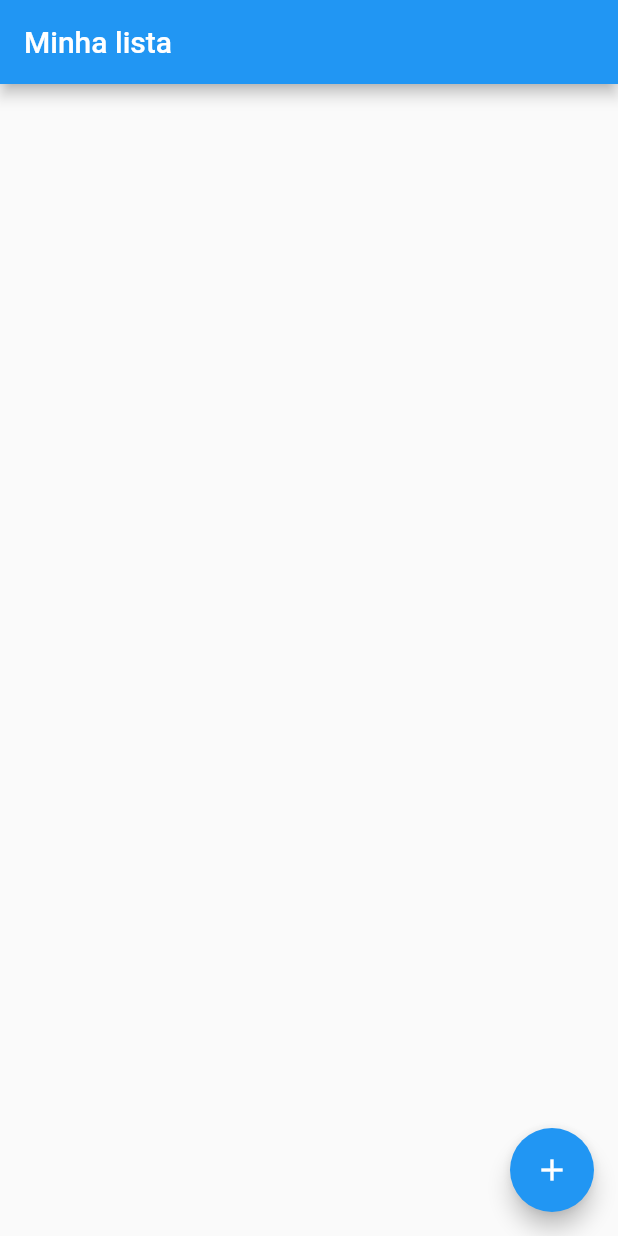
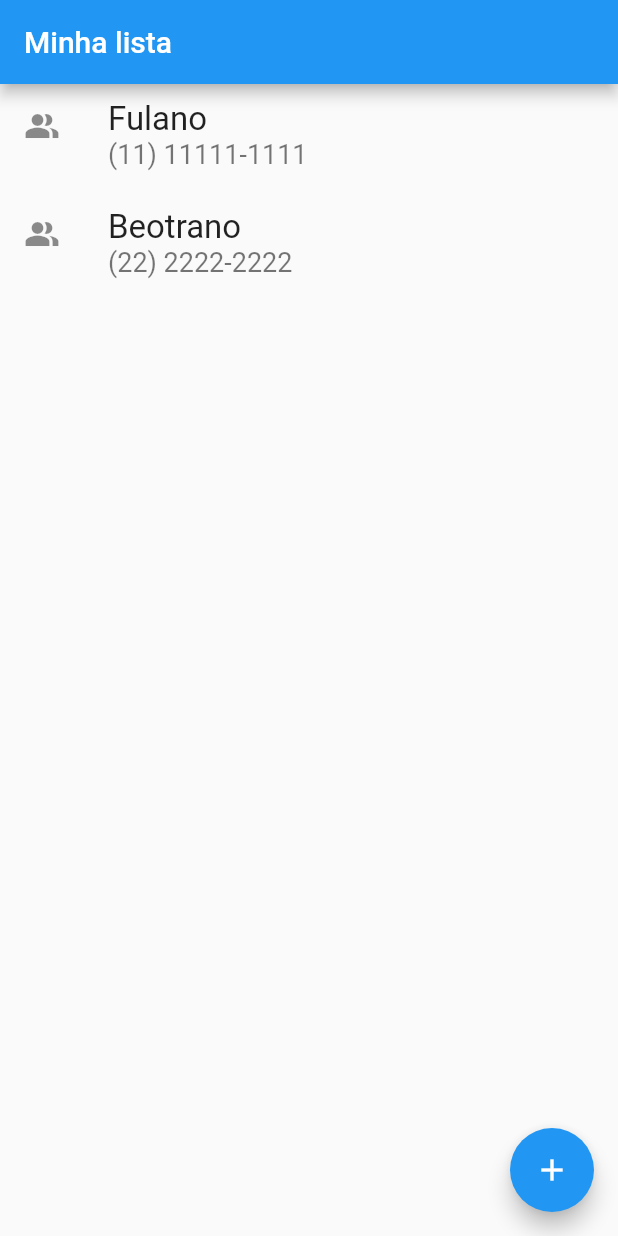
Before and after one commit to 54cr4m3n70/ListaWhatsApp, a Flutter app: the screen it shows after launch, on a phone screen of 412 x 824 dp. Run offline on Flutter 3.47's test engine with Material 2 defaults, Android fonts, the phone set to English and light mode, and no system bars.

Commit message:
adicionada o ListTileCustomWidget

```diff
--- a/lib/app.dart
+++ b/lib/app.dart
@@ -6,6 +6,9 @@ class App extends StatelessWidget {
   @override
   Widget build(BuildContext context) {
     return MaterialApp(
+      theme: ThemeData(
+        textTheme: TextTheme(),
+      ),
       title: 'Lista de WhatsApp',
       home: ListaPage(),
     );
--- a/lib/minha_lista.dart
+++ b/lib/minha_lista.dart
@@ -1,8 +1,20 @@
 import 'package:flutter/material.dart';
+import 'package:lista_whatsapp/widget/list_tile_custom_widget.dart';
 
 class MinhaLista extends StatelessWidget {
   @override
   Widget build(BuildContext context) {
-    return Container();
+    return ListView(
+      children: [
+        ListTileCustomWidget(
+          nome: 'Fulano',
+          numero: '(11) 11111-1111',
+        ),
+        ListTileCustomWidget(
+          nome: 'Beotrano',
+          numero: '(22) 2222-2222',
+        ),
+      ],
+    );
   }
 }
--- /dev/null
+++ b/lib/widget/list_tile_custom_widget.dart
@@ -0,0 +1,27 @@
+import 'package:flutter/material.dart';
+
+class ListTileCustomWidget extends StatelessWidget {
+  final nome;
+  final numero;
+
+  ListTileCustomWidget({required this.nome, required this.numero});
+
+  @override
+  Widget build(BuildContext context) {
+    return ListTile(
+      leading: Icon(Icons.people_alt),
+      title: Text(
+        nome,
+        style: TextStyle(
+          fontSize: 22,
+        ),
+      ),
+      subtitle: Text(
+        numero,
+        style: TextStyle(
+          fontSize: 18,
+        ),
+      ),
+    );
+  }
+}
```
